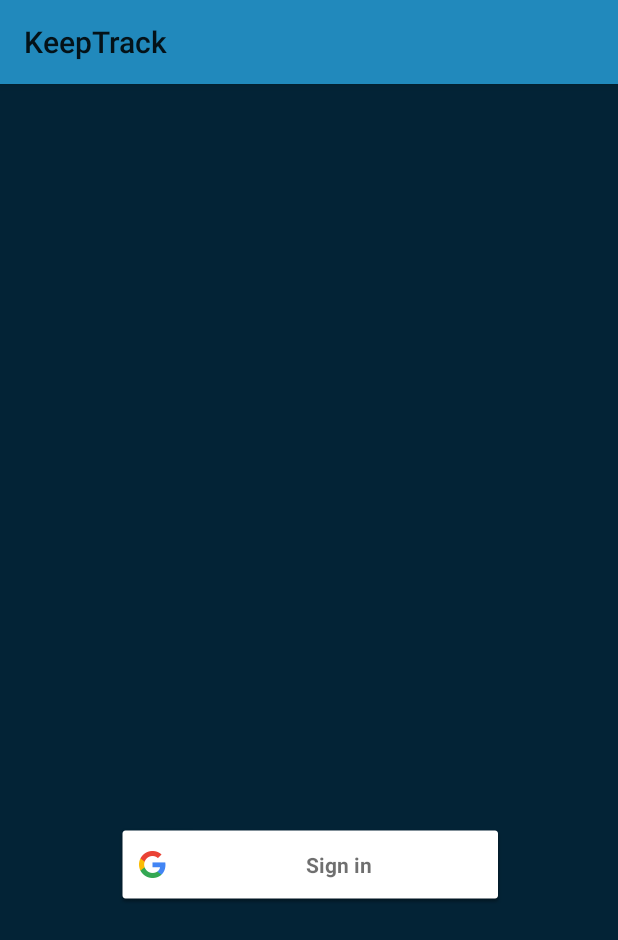
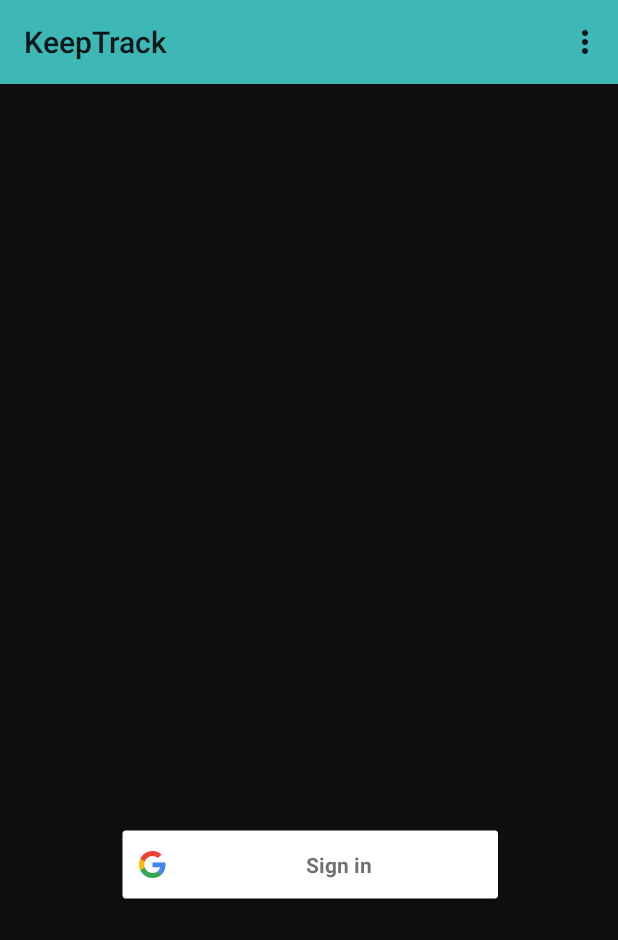
Before and after one commit to eetukallio/KeepTrack, an Android app: the screen it shows after launch (MainActivity), on a phone screen of 412 x 824 dp. Shown: the top 940 px of the screen. Run offline under Robolectric (Android 15) with nearby library versions, the phone set to English and light mode, and no system bars; libraries missing offline, so code that uses them is left out: com.wang.avi; plain views replace AVLoadingIndicatorView; 2 statements that could not run were skipped.

Commit message:
Add toolbar overflow menu and styling changes

```diff
--- a/app/src/main/java/eetu/kallio/project/tiko/tamk/fi/keeptrack/http/EventDeleteTask.java
+++ b/app/src/main/java/eetu/kallio/project/tiko/tamk/fi/keeptrack/http/EventDeleteTask.java
@@ -64,6 +64,5 @@ public class EventDeleteTask extends AsyncTask<Void, Integer, Integer> {
     @Override
     protected void onPostExecute (Integer integer) {
 
-
     }
 }
--- a/app/src/main/java/eetu/kallio/project/tiko/tamk/fi/keeptrack/ui/MainActivity.java
+++ b/app/src/main/java/eetu/kallio/project/tiko/tamk/fi/keeptrack/ui/MainActivity.java
@@ -11,7 +11,12 @@ import android.support.v7.app.AppCompatActivity;
 import android.os.Bundle;
 import android.support.v7.widget.Toolbar;
 import android.util.Log;
+import android.view.Menu;
+import android.view.MenuInflater;
+import android.view.MenuItem;
 import android.view.View;
+import android.view.animation.Animation;
+import android.view.animation.AnimationUtils;
 import android.widget.Button;
 import android.widget.TextView;
 
@@ -42,13 +47,13 @@ public class MainActivity extends AppCompatActivity implements GoogleApiClient.O
     private ConstraintLayout mainLayout;
     private ConstraintLayout signInLayout;
     private SignInButton signInButton;
-    private Button logOutButton;
     private TextView userNameView;
     private Toolbar toolbar;
     private GoogleApiClient googleApiClient;
     private static final int REQ_CODE = 666;
     private String userId;
     LocalBroadcastManager manager;
+    private Animation pulse;
 
     @Override
     protected void onCreate (Bundle savedInstanceState) {
@@ -66,9 +71,9 @@ public class MainActivity extends AppCompatActivity implements GoogleApiClient.O
                 singIn();
             }
         });
-        logOutButton = (Button) findViewById(R.id.logOutButton);
         userNameView = (TextView) findViewById(R.id.userName);
         toolbar = (Toolbar) findViewById(R.id.toolbar);
+        pulse = AnimationUtils.loadAnimation(this, R.anim.pulse);
         setSupportActionBar(toolbar);
         avi.hide();
         mainLayout.setVisibility(View.GONE);
@@ -104,6 +109,7 @@ public class MainActivity extends AppCompatActivity implements GoogleApiClient.O
             Snackbar.make(coordinatorLayout, "Event started", Snackbar.LENGTH_SHORT).show();
             startButton.setText("STOP TRACKING");
             avi.smoothToShow();
+            startButton.startAnimation(pulse);
         } else {
 
             WorkEvent event;
@@ -118,6 +124,7 @@ public class MainActivity extends AppCompatActivity implements GoogleApiClient.O
             EVENT_ON = false;
             postEvent(event);
             avi.smoothToHide();
+            startButton.startAnimation(pulse);
         }
     }
 
@@ -138,7 +145,7 @@ public class MainActivity extends AppCompatActivity implements GoogleApiClient.O
         startActivityForResult(intent, REQ_CODE);
     }
 
-    public void signOut(View view) {
+    public void signOut() {
 
         Auth.GoogleSignInApi.signOut(googleApiClient).setResultCallback(new ResultCallback<Status>() {
             @Override
@@ -192,7 +199,22 @@ public class MainActivity extends AppCompatActivity implements GoogleApiClient.O
         }
     }
 
-    public String getUserId () {
-        return userId;
+    @Override
+    public boolean onCreateOptionsMenu (Menu menu) {
+        MenuInflater inflater = getMenuInflater();
+        inflater.inflate(R.menu.menu, menu);
+        return super.onCreateOptionsMenu(menu);
     }
+
+    @Override
+    public boolean onOptionsItemSelected (MenuItem item) {
+        switch (item.getItemId()) {
+            case R.id.action_log_out:
+                signOut();
+                return true;
+            default:
+                return super.onOptionsItemSelected(item);
+        }
+    }
+
 }
--- /dev/null
+++ b/app/src/main/res/anim/pulse.xml
@@ -0,0 +1,15 @@
+<?xml version="1.0" encoding="utf-8"?>
+<set xmlns:android="http://schemas.android.com/apk/res/android"
+    android:duration="500"
+    android:repeatMode="reverse"
+    android:repeatCount="1">
+
+    <scale
+        android:fromXScale="1"
+        android:fromYScale="1"
+        android:toXScale="1.05"
+        android:toYScale="1.05"
+        android:pivotX="50%"
+        android:pivotY="50%"/>
+
+</set>
--- a/app/src/main/res/layout/activity_main.xml
+++ b/app/src/main/res/layout/activity_main.xml
@@ -36,27 +36,11 @@
             app:layout_constraintTop_toTopOf="parent"
             android:layout_marginTop="8dp"
             android:layout_marginBottom="8dp"
-            app:layout_constraintBottom_toTopOf="@+id/logOutButton"/>
-
-        <Button
-            android:id="@+id/logOutButton"
-            android:layout_width="wrap_content"
-            android:layout_height="wrap_content"
-            android:layout_marginBottom="8dp"
-            android:layout_marginLeft="8dp"
-            android:layout_marginRight="8dp"
-            android:layout_marginTop="62dp"
-            android:onClick="signOut"
-            android:text="log out from google"
-            app:layout_constraintBottom_toTopOf="@+id/avi"
-            app:layout_constraintHorizontal_bias="0.503"
-            app:layout_constraintLeft_toLeftOf="parent"
-            app:layout_constraintRight_toRightOf="parent"
-            app:layout_constraintTop_toTopOf="parent"
-            app:layout_constraintVertical_bias="0.0"/>
+            app:layout_constraintBottom_toTopOf="@+id/avi"/>
 
         <Button
             android:id="@+id/startTrackingButton"
+            style="@android:style/Widget.Material.Button"
             android:layout_width="200dp"
             android:layout_height="wrap_content"
             android:layout_marginBottom="39dp"
@@ -64,6 +48,7 @@
             android:background="@color/buttonBlue"
             android:onClick="startEvent"
             android:text="start tracking"
+            android:textColor="@color/fontwhite"
             app:layout_constraintBottom_toTopOf="@+id/viewEventsButton"
             app:layout_constraintLeft_toLeftOf="parent"
             app:layout_constraintRight_toRightOf="parent"
@@ -80,6 +65,7 @@
             android:layout_marginBottom="58dp"
             android:background="@color/buttonBlue"
             android:onClick="viewEvents"
+            android:textColor="@color/fontwhite"
             android:text="view events"
             app:layout_constraintBottom_toBottomOf="parent"
             app:layout_constraintLeft_toLeftOf="parent"
--- a/app/src/main/res/layout/list_item.xml
+++ b/app/src/main/res/layout/list_item.xml
@@ -10,6 +10,7 @@
               android:layout_height="match_parent"
               android:padding="15dp"
               android:textSize="20sp"
+              android:textColor="@color/fontwhite"
               android:textStyle="bold"
               android:background="@color/listItem">
     </TextView>
--- /dev/null
+++ b/app/src/main/res/menu/menu.xml
@@ -0,0 +1,8 @@
+<?xml version="1.0" encoding="utf-8"?>
+<menu xmlns:android="http://schemas.android.com/apk/res/android"
+      xmlns:app="http://schemas.android.com/apk/res-auto">
+
+    <item android:id="@+id/action_log_out"
+          android:title="@string/logout"
+          app:showAsAction="never"/>
+</menu>
--- a/app/src/main/res/values/colors.xml
+++ b/app/src/main/res/values/colors.xml
@@ -3,8 +3,9 @@
     <color name="colorPrimary">#3F51B5</color>
     <color name="colorPrimaryDark">#303F9F</color>
     <color name="colorAccent">#FF4081</color>
-    <color name="backgroundGreen">#032336</color>
-    <color name="buttonBlue">#2189bc</color>
-    <color name="listBackground">#477087</color>
+    <color name="backgroundGreen">#0f0f0f</color>
+    <color name="buttonBlue">#3eb7b7</color>
+    <color name="listBackground">#3eb7b7</color>
     <color name="listItem">#3cd0e0</color>
+    <color name="fontwhite">#d8d6d6</color>
 </resources>
--- a/app/src/main/res/values/strings.xml
+++ b/app/src/main/res/values/strings.xml
@@ -1,3 +1,4 @@
 <resources>
     <string name="app_name">KeepTrack</string>
+    <string name="logout">Log Out</string>
 </resources>
```
Also changed, not shown: app/src/main/java/eetu/kallio/project/tiko/tamk/fi/keeptrack/resources/EventArrayAdapter.java (+19 -8 lines), app/src/main/res/anim/sweep.xml (added, +8 -0 lines).
